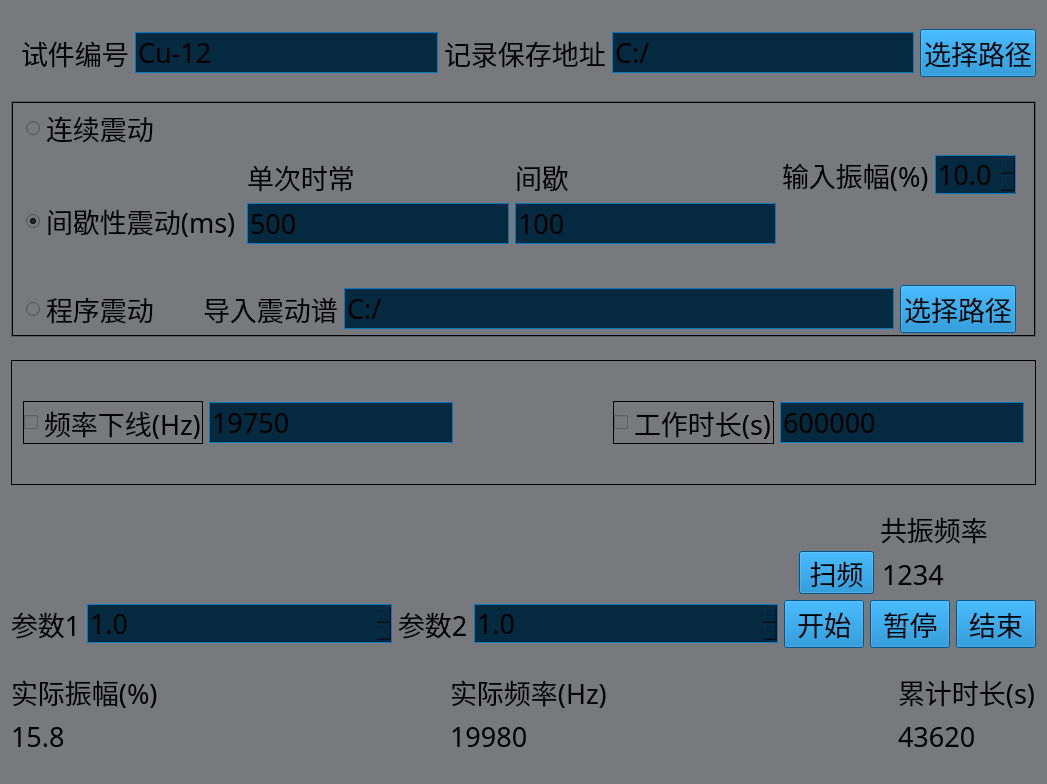
First picture: the form in src/information/CFrequencyface.ui, repository JerryYibin/FChat, before the edit.
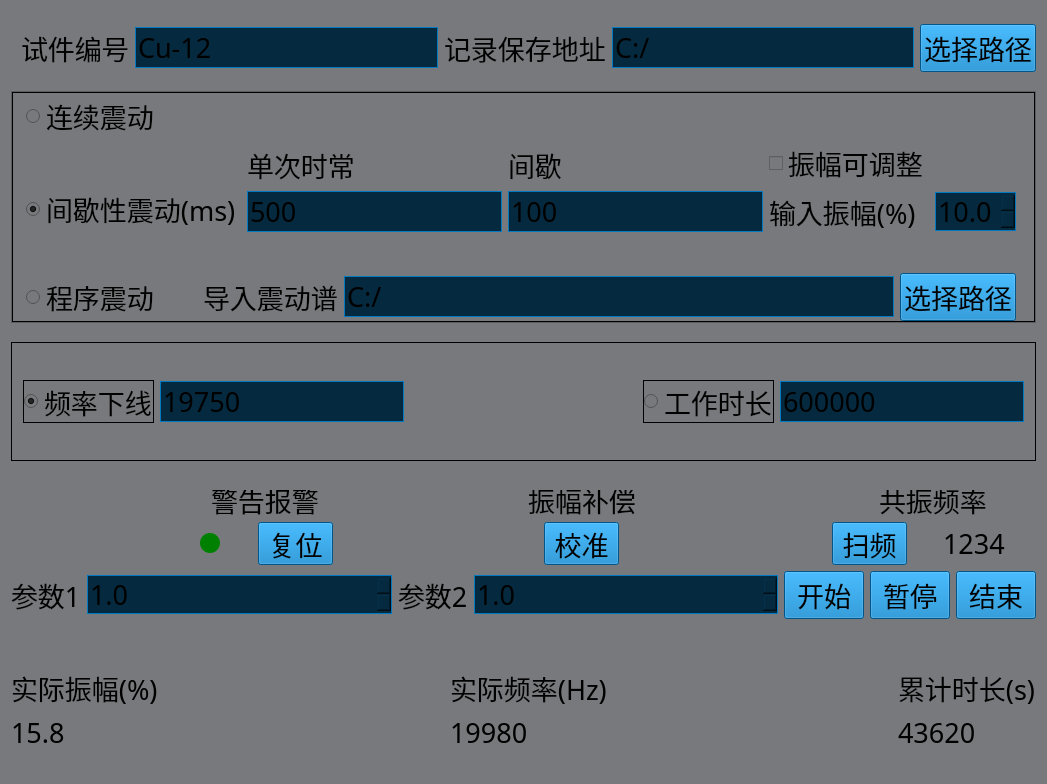
Second picture: the form after the edit. Icons and pictures are not drawn.

Diff of the .ui file:
```diff
--- a/src/information/CFrequencyface.ui
+++ b/src/information/CFrequencyface.ui
@@ -276,7 +276,7 @@
             </property>
             <property name="sizeHint" stdset="0">
              <size>
-              <width>807</width>
+              <width>987</width>
               <height>13</height>
              </size>
             </property>
@@ -288,12 +288,6 @@
              <layout class="QVBoxLayout" name="verticalLayout_9">
               <item>
                <widget class="QRadioButton" name="cvnButton">
-                <property name="maximumSize">
-                 <size>
-                  <width>16777215</width>
-                  <height>16777215</height>
-                 </size>
-                </property>
                 <property name="font">
                  <font>
                   <family>微软雅黑 Light</family>
@@ -445,24 +439,8 @@
              </layout>
             </item>
             <item>
-             <layout class="QHBoxLayout" name="horizontalLayout_10">
-              <item>
-               <widget class="QLabel" name="label_5">
-                <property name="font">
-                 <font>
-                  <family>微软雅黑 Light</family>
-                  <pointsize>20</pointsize>
-                 </font>
-                </property>
-                <property name="styleSheet">
-                 <string notr="true">border:0px solid #0079c1;</string>
-                </property>
-                <property name="text">
-                 <string>输入振幅(%)</string>
-                </property>
-               </widget>
-              </item>
-              <item>
+             <layout class="QFormLayout" name="formLayout">
+              <item row="3" column="1">
                <widget class="QDoubleSpinBox" name="spinBox_inputAmplitude">
                 <property name="sizePolicy">
                  <sizepolicy hsizetype="Minimum" vsizetype="Expanding">
@@ -503,6 +481,52 @@
                 </property>
                </widget>
               </item>
+              <item row="3" column="0">
+               <widget class="QLabel" name="label_5">
+                <property name="font">
+                 <font>
+                  <family>微软雅黑 Light</family>
+                  <pointsize>20</pointsize>
+                 </font>
+                </property>
+                <property name="styleSheet">
+                 <string notr="true">border:0px solid #0079c1;</string>
+                </property>
+                <property name="text">
+                 <string>输入振幅(%)</string>
+                </property>
+               </widget>
+              </item>
+              <item row="1" column="0">
+               <widget class="QCheckBox" name="changeProperty">
+                <property name="font">
+                 <font>
+                  <family>微软雅黑 Light</family>
+                  <pointsize>20</pointsize>
+                 </font>
+                </property>
+                <property name="styleSheet">
+                 <string notr="true">QCheckBox{border:0px solid #0079c1;}
+QCheckBox::indicator::checked{image: url(:/image/components/check.png);}QCheckBox::indicator::unchecked{ image: url(:/image/components/uncheck.png);};</string>
+                </property>
+                <property name="text">
+                 <string>振幅可调整</string>
+                </property>
+               </widget>
+              </item>
+              <item row="0" column="0">
+               <spacer name="verticalSpacer_12">
+                <property name="orientation">
+                 <enum>Qt::Vertical</enum>
+                </property>
+                <property name="sizeHint" stdset="0">
+                 <size>
+                  <width>20</width>
+                  <height>40</height>
+                 </size>
+                </property>
+               </spacer>
+              </item>
              </layout>
             </item>
            </layout>
@@ -621,7 +645,7 @@
             </property>
             <property name="sizeHint" stdset="0">
              <size>
-              <width>807</width>
+              <width>987</width>
               <height>13</height>
              </size>
             </property>
@@ -741,7 +765,7 @@
       <item>
        <layout class="QHBoxLayout" name="horizontalLayout_6">
         <item>
-         <widget class="QCheckBox" name="folBox">
+         <widget class="QRadioButton" name="folBox">
           <property name="font">
            <font>
             <family>微软雅黑 Light</family>
@@ -749,11 +773,15 @@
            </font>
           </property>
           <property name="styleSheet">
-           <string notr="true">QCheckBox{border:0px solid #0079c1;}
-QCheckBox::indicator::checked{image: url(:/image/components/check.png);}QCheckBox::indicator::unchecked{ image: url(:/image/components/uncheck.png);};</string>
+           <string notr="true">QRadioButton{border:0px solid #0079c1;}
+QRadioButton::indicator::checked{image: url(:/image/components/check.png);}
+QRadioButton::indicator::unchecked{ image: url(:/image/components/uncheck.png);};</string>
           </property>
           <property name="text">
-           <string>频率下线(Hz)</string>
+           <string>频率下线</string>
+          </property>
+          <property name="checked">
+           <bool>true</bool>
           </property>
          </widget>
         </item>
@@ -788,7 +816,7 @@
          </spacer>
         </item>
         <item>
-         <widget class="QCheckBox" name="wtmBox_2">
+         <widget class="QRadioButton" name="wtmBox_2">
           <property name="font">
            <font>
             <family>微软雅黑 Light</family>
@@ -796,11 +824,12 @@
            </font>
           </property>
           <property name="styleSheet">
-           <string notr="true">QCheckBox{border:0px solid #0079c1;}
-QCheckBox::indicator::checked{image: url(:/image/components/check.png);}QCheckBox::indicator::unchecked{ image: url(:/image/components/uncheck.png);};</string>
+           <string notr="true">QRadioButton{border:0px solid #0079c1;}
+QRadioButton::indicator::checked{image: url(:/image/components/check.png);}
+QRadioButton::indicator::unchecked{ image: url(:/image/components/uncheck.png);};</string>
           </property>
           <property name="text">
-           <string>工作时长(s)</string>
+           <string>工作时长</string>
           </property>
          </widget>
         </item>
@@ -847,7 +876,7 @@
      <property name="sizeHint" stdset="0">
       <size>
        <width>20</width>
-       <height>40</height>
+       <height>50</height>
       </size>
      </property>
     </spacer>
@@ -861,117 +890,353 @@
        </property>
        <property name="sizeHint" stdset="0">
         <size>
-         <width>40</width>
+         <width>5</width>
          <height>20</height>
         </size>
        </property>
       </spacer>
      </item>
-     <item>
-      <layout class="QVBoxLayout" name="verticalLayout_12">
-       <item>
-        <spacer name="verticalSpacer_11">
-         <property name="orientation">
-          <enum>Qt::Vertical</enum>
-         </property>
-         <property name="sizeHint" stdset="0">
-          <size>
-           <width>20</width>
-           <height>40</height>
-          </size>
-         </property>
-        </spacer>
-       </item>
-       <item>
-        <widget class="QPushButton" name="updateFrequencyBt">
-         <property name="minimumSize">
-          <size>
-           <width>75</width>
-           <height>43</height>
-          </size>
-         </property>
-         <property name="maximumSize">
-          <size>
-           <width>75</width>
-           <height>43</height>
-          </size>
-         </property>
-         <property name="font">
-          <font>
-           <family>微软雅黑 Light</family>
-           <pointsize>20</pointsize>
-          </font>
-         </property>
-         <property name="styleSheet">
-          <string notr="true">background-color: rgb(0, 121, 193);</string>
-         </property>
-         <property name="text">
-          <string>扫频</string>
-         </property>
-        </widget>
-       </item>
-      </layout>
-     </item>
      <item>
       <layout class="QVBoxLayout" name="verticalLayout_13">
+       <property name="spacing">
+        <number>2</number>
+       </property>
        <item>
-        <widget class="QLabel" name="label_10">
-         <property name="font">
-          <font>
-           <family>微软雅黑 Light</family>
-           <pointsize>20</pointsize>
-          </font>
+        <layout class="QHBoxLayout" name="horizontalLayout_16">
+         <item alignment="Qt::AlignHCenter">
+          <widget class="QLabel" name="label_14">
+           <property name="minimumSize">
+            <size>
+             <width>110</width>
+             <height>30</height>
+            </size>
+           </property>
+           <property name="maximumSize">
+            <size>
+             <width>109</width>
+             <height>30</height>
+            </size>
+           </property>
+           <property name="font">
+            <font>
+             <pointsize>20</pointsize>
+            </font>
+           </property>
+           <property name="styleSheet">
+            <string notr="true">border:0px solid #0079c1;</string>
+           </property>
+           <property name="text">
+            <string>警告报警</string>
+           </property>
+           <property name="alignment">
+            <set>Qt::AlignBottom|Qt::AlignLeading|Qt::AlignLeft</set>
+           </property>
+          </widget>
+         </item>
+        </layout>
+       </item>
+       <item>
+        <layout class="QHBoxLayout" name="horizontalLayout_15">
+         <property name="spacing">
+          <number>38</number>
          </property>
-         <property name="styleSheet">
-          <string notr="true">border:0px solid #0079c1;</string>
+         <item>
+          <widget class="QWidget" name="stateWidget" native="true">
+           <property name="minimumSize">
+            <size>
+             <width>20</width>
+             <height>20</height>
+            </size>
+           </property>
+           <property name="maximumSize">
+            <size>
+             <width>20</width>
+             <height>20</height>
+            </size>
+           </property>
+           <property name="styleSheet">
+            <string notr="true">QWidget{
+	border-radius: 10px;
+	background-color: green;
+}</string>
+           </property>
+          </widget>
+         </item>
+         <item>
+          <widget class="QPushButton" name="alarmReset">
+           <property name="minimumSize">
+            <size>
+             <width>75</width>
+             <height>43</height>
+            </size>
+           </property>
+           <property name="maximumSize">
+            <size>
+             <width>75</width>
+             <height>43</height>
+            </size>
+           </property>
+           <property name="font">
+            <font>
+             <pointsize>20</pointsize>
+            </font>
+           </property>
+           <property name="styleSheet">
+            <string notr="true">background-color: rgb(0, 121, 193);</string>
+           </property>
+           <property name="text">
+            <string>复位</string>
+           </property>
+          </widget>
+         </item>
+        </layout>
+       </item>
+      </layout>
+     </item>
+     <item>
+      <spacer name="horizontalSpacer_5">
+       <property name="orientation">
+        <enum>Qt::Horizontal</enum>
+       </property>
+       <property name="sizeHint" stdset="0">
+        <size>
+         <width>5</width>
+         <height>20</height>
+        </size>
+       </property>
+      </spacer>
+     </item>
+     <item>
+      <layout class="QVBoxLayout" name="verticalLayout_15">
+       <property name="spacing">
+        <number>2</number>
+       </property>
+       <item>
+        <layout class="QHBoxLayout" name="horizontalLayout_14">
+         <item alignment="Qt::AlignHCenter|Qt::AlignVCenter">
+          <widget class="QLabel" name="label_13">
+           <property name="minimumSize">
+            <size>
+             <width>110</width>
+             <height>30</height>
+            </size>
+           </property>
+           <property name="maximumSize">
+            <size>
+             <width>110</width>
+             <height>30</height>
+            </size>
+           </property>
+           <property name="font">
+            <font>
+             <pointsize>20</pointsize>
+            </font>
+           </property>
+           <property name="layoutDirection">
+            <enum>Qt::LeftToRight</enum>
+           </property>
+           <property name="styleSheet">
+            <string notr="true">border:0px solid #0079c1;</string>
+           </property>
+           <property name="text">
+            <string>振幅补偿</string>
+           </property>
+           <property name="alignment">
+            <set>Qt::AlignBottom|Qt::AlignHCenter</set>
+           </property>
+          </widget>
+         </item>
+        </layout>
+       </item>
+       <item>
+        <layout class="QHBoxLayout" name="horizontalLayout_19">
+         <property name="spacing">
+          <number>34</number>
          </property>
-         <property name="text">
-          <string>共振频率</string>
+         <item>
+          <widget class="QPushButton" name="amplitudeCompensation">
+           <property name="minimumSize">
+            <size>
+             <width>75</width>
+             <height>43</height>
+            </size>
+           </property>
+           <property name="maximumSize">
+            <size>
+             <width>75</width>
+             <height>43</height>
+            </size>
+           </property>
+           <property name="font">
+            <font>
+             <family>微软雅黑 Light</family>
+             <pointsize>20</pointsize>
+            </font>
+           </property>
+           <property name="styleSheet">
+            <string notr="true">background-color: rgb(0, 121, 193);</string>
+           </property>
+           <property name="text">
+            <string>校准</string>
+           </property>
+          </widget>
+         </item>
+        </layout>
+       </item>
+      </layout>
+     </item>
+     <item>
+      <spacer name="horizontalSpacer_6">
+       <property name="orientation">
+        <enum>Qt::Horizontal</enum>
+       </property>
+       <property name="sizeHint" stdset="0">
+        <size>
+         <width>5</width>
+         <height>20</height>
+        </size>
+       </property>
+      </spacer>
+     </item>
+     <item>
+      <layout class="QVBoxLayout" name="verticalLayout_12">
+       <property name="spacing">
+        <number>2</number>
+       </property>
+       <item>
+        <layout class="QHBoxLayout" name="horizontalLayout_17">
+         <property name="spacing">
+          <number>6</number>
          </property>
-        </widget>
+         <item alignment="Qt::AlignBottom">
+          <widget class="QLabel" name="label_10">
+           <property name="minimumSize">
+            <size>
+             <width>110</width>
+             <height>30</height>
+            </size>
+           </property>
+           <property name="maximumSize">
+            <size>
+             <width>110</width>
+             <height>30</height>
+            </size>
+           </property>
+           <property name="font">
+            <font>
+             <family>微软雅黑 Light</family>
+             <pointsize>20</pointsize>
+            </font>
+           </property>
+           <property name="styleSheet">
+            <string notr="true">border:0px solid #0079c1;</string>
+           </property>
+           <property name="text">
+            <string>共振频率</string>
+           </property>
+           <property name="alignment">
+            <set>Qt::AlignBottom|Qt::AlignLeading|Qt::AlignLeft</set>
+           </property>
+          </widget>
+         </item>
+        </layout>
        </item>
        <item>
-        <widget class="QLineEdit" name="lineEdit_resonanceFrequency">
-         <property name="sizePolicy">
-          <sizepolicy hsizetype="Maximum" vsizetype="Fixed">
-           <horstretch>0</horstretch>
-           <verstretch>0</verstretch>
-          </sizepolicy>
+        <layout class="QHBoxLayout" name="horizontalLayout_10">
+         <property name="spacing">
+          <number>6</number>
          </property>
-         <property name="minimumSize">
-          <size>
-           <width>100</width>
-           <height>39</height>
-          </size>
-         </property>
-         <property name="maximumSize">
-          <size>
-           <width>156</width>
-           <height>16777215</height>
-          </size>
-         </property>
-         <property name="font">
-          <font>
-           <family>微软雅黑 Light</family>
-           <pointsize>20</pointsize>
-          </font>
-         </property>
-         <property name="styleSheet">
-          <string notr="true">border:0px solid #0079c1;
+         <item>
+          <widget class="QPushButton" name="updateFrequencyBt">
+           <property name="minimumSize">
+            <size>
+             <width>75</width>
+             <height>43</height>
+            </size>
+           </property>
+           <property name="maximumSize">
+            <size>
+             <width>75</width>
+             <height>43</height>
+            </size>
+           </property>
+           <property name="font">
+            <font>
+             <family>微软雅黑 Light</family>
+             <pointsize>20</pointsize>
+            </font>
+           </property>
+           <property name="styleSheet">
+            <string notr="true">background-color: rgb(0, 121, 193);</string>
+           </property>
+           <property name="text">
+            <string>扫频</string>
+           </property>
+          </widget>
+         </item>
+         <item>
+          <widget class="QLineEdit" name="lineEdit_resonanceFrequency">
+           <property name="sizePolicy">
+            <sizepolicy hsizetype="Maximum" vsizetype="Fixed">
+             <horstretch>0</horstretch>
+             <verstretch>0</verstretch>
+            </sizepolicy>
+           </property>
+           <property name="minimumSize">
+            <size>
+             <width>100</width>
+             <height>43</height>
+            </size>
+           </property>
+           <property name="maximumSize">
+            <size>
+             <width>123</width>
+             <height>43</height>
+            </size>
+           </property>
+           <property name="font">
+            <font>
+             <family>微软雅黑 Light</family>
+             <pointsize>20</pointsize>
+            </font>
+           </property>
+           <property name="layoutDirection">
+            <enum>Qt::RightToLeft</enum>
+           </property>
+           <property name="styleSheet">
+            <string notr="true">border:0px solid #0079c1;
 background-color: transparent;</string>
-         </property>
-         <property name="text">
-          <string>1234</string>
-         </property>
-         <property name="readOnly">
-          <bool>true</bool>
-         </property>
-        </widget>
+           </property>
+           <property name="text">
+            <string>1234</string>
+           </property>
+           <property name="alignment">
+            <set>Qt::AlignCenter</set>
+           </property>
+           <property name="readOnly">
+            <bool>true</bool>
+           </property>
+          </widget>
+         </item>
+        </layout>
        </item>
       </layout>
      </item>
     </layout>
    </item>
+   <item>
+    <spacer name="verticalSpacer_17">
+     <property name="orientation">
+      <enum>Qt::Vertical</enum>
+     </property>
+     <property name="sizeHint" stdset="0">
+      <size>
+       <width>20</width>
+       <height>20</height>
+      </size>
+     </property>
+    </spacer>
+   </item>
    <item>
     <spacer name="verticalSpacer_10">
      <property name="orientation">
@@ -1159,7 +1424,7 @@
      <property name="sizeHint" stdset="0">
       <size>
        <width>20</width>
-       <height>40</height>
+       <height>70</height>
       </size>
      </property>
     </spacer>
@@ -1310,7 +1575,7 @@
      <property name="sizeHint" stdset="0">
       <size>
        <width>20</width>
-       <height>40</height>
+       <height>49</height>
       </size>
      </property>
     </spacer>
```
